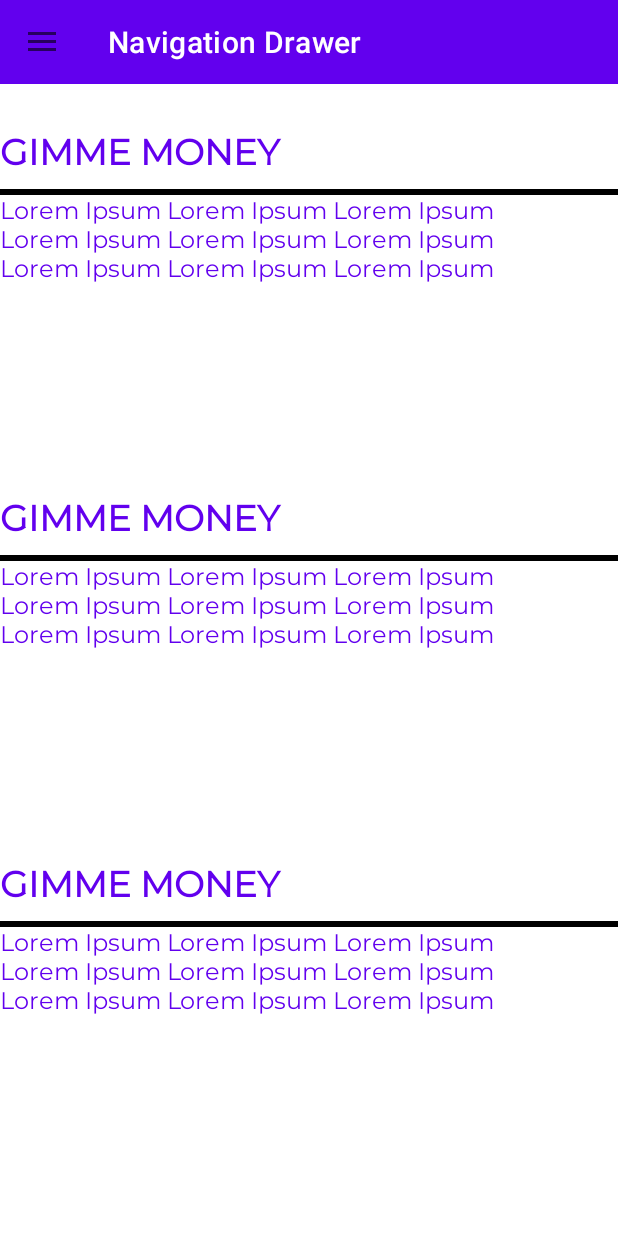
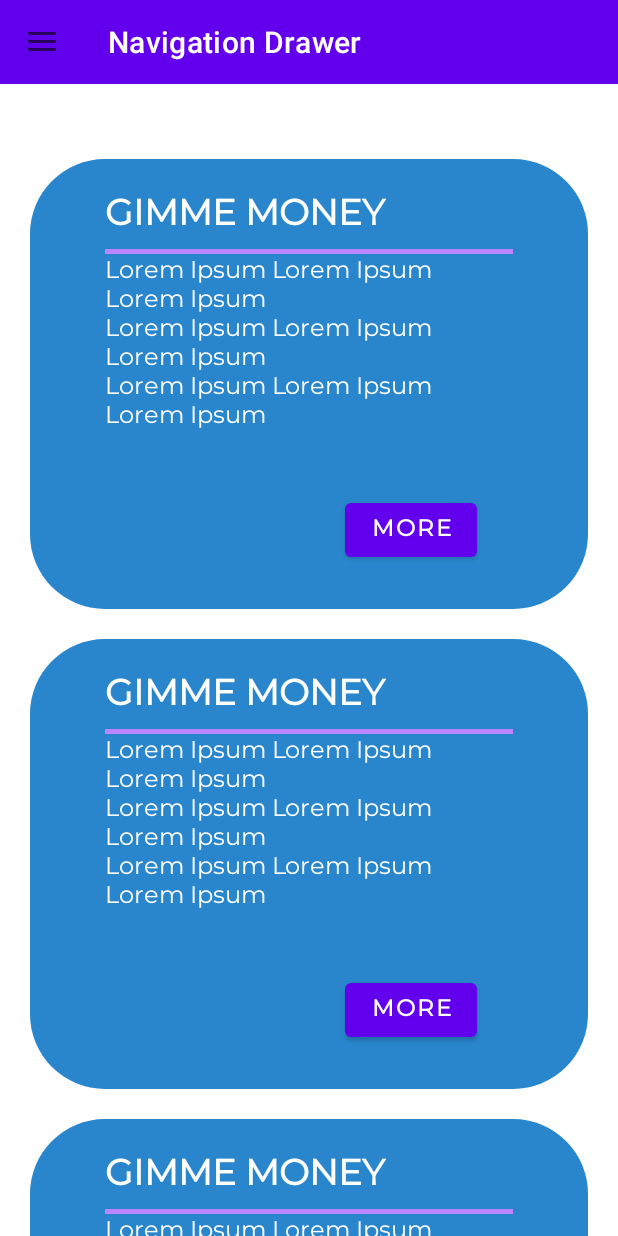
Before and after one commit to Yuhao-1999/Investment-Management, an Android app: the fragment InvestmentFragment placed in its activity, on a phone screen of 412 x 824 dp. Run offline under Robolectric (Android 15) with nearby library versions, the phone set to English and light mode, and no system bars.

Commit message:
Layout for transactions and styling

```diff
--- /dev/null
+++ b/app/src/main/java/com/example/investmentmanagement/DAO/InvestmentDAO.java
@@ -0,0 +1,5 @@
+package com.example.investmentmanagement.DAO;
+
+public class InvestmentDAO {
+
+}
--- a/app/src/main/java/com/example/investmentmanagement/InvestmentFragment.java
+++ b/app/src/main/java/com/example/investmentmanagement/InvestmentFragment.java
@@ -10,8 +10,9 @@ import android.view.LayoutInflater;
 import android.view.View;
 import android.view.ViewGroup;
 
+
 import com.example.investmentmanagement.Models.Investment;
-import com.example.investmentmanagement.Views.InvestmentAdapter;
+import com.example.investmentmanagement.ViewModels.InvestmentAdapter;
 
 import java.util.ArrayList;
 import java.util.List;
@@ -23,6 +24,7 @@ import java.util.List;
  */
 public class InvestmentFragment extends Fragment {
     RecyclerView rv;
+
     // TODO: Rename parameter arguments, choose names that match
     // the fragment initialization parameters, e.g. ARG_ITEM_NUMBER
     private static final String ARG_PARAM1 = "param1";
@@ -70,7 +72,6 @@ public class InvestmentFragment extends Fragment {
         // Inflate the layout for this fragment
 
         View view=inflater.inflate(R.layout.fragment_investment, container, false);
-
         rv = view.findViewById(R.id.rv);
         rv.setLayoutManager(new LinearLayoutManager(view.getContext()));
         rv.hasFixedSize();
@@ -102,6 +103,7 @@ public class InvestmentFragment extends Fragment {
 
         InvestmentAdapter adapter = new InvestmentAdapter(investmentList);
         rv.setAdapter(adapter);
+
         return view;
     }
 }
--- a/app/src/main/java/com/example/investmentmanagement/Views/MainPage.java
+++ b/app/src/main/java/com/example/investmentmanagement/Views/MainPage.java
@@ -14,6 +14,7 @@ import android.view.MenuItem;
 import com.example.investmentmanagement.GuideFragment;
 import com.example.investmentmanagement.InvestmentFragment;
 import com.example.investmentmanagement.R;
+import com.example.investmentmanagement.SettingsFragment;
 import com.example.investmentmanagement.TransactionsFragment;
 import com.google.android.material.navigation.NavigationView;
 
--- a/app/src/main/java/com/example/investmentmanagement/investment_item.java
+++ b/app/src/main/java/com/example/investmentmanagement/investment_item.java
@@ -4,11 +4,12 @@ import androidx.appcompat.app.AppCompatActivity;
 
 import android.os.Bundle;
 
+
 public class investment_item extends AppCompatActivity {
-
     @Override
     protected void onCreate(Bundle savedInstanceState) {
         super.onCreate(savedInstanceState);
         setContentView(R.layout.investment_item);
+
     }
 }
--- /dev/null
+++ b/app/src/main/res/drawable/layout_bg.xml
@@ -0,0 +1,8 @@
+<?xml version="1.0" encoding="UTF-8"?>
+<shape xmlns:android="http://schemas.android.com/apk/res/android"
+    android:id="@+id/listview_background_shape">
+    <corners android:radius="50dp" />
+    <solid
+        android:color="@color/blue"
+        />
+</shape>
--- a/app/src/main/res/layout/investment_item.xml
+++ b/app/src/main/res/layout/investment_item.xml
@@ -1,40 +1,60 @@
 <?xml version="1.0" encoding="utf-8"?>
+<RelativeLayout xmlns:android="http://schemas.android.com/apk/res/android"
+    xmlns:app="http://schemas.android.com/apk/res-auto"
+    xmlns:tools="http://schemas.android.com/tools"
+    android:id="@+id/rv_item"
+    android:layout_width="match_parent"
+    android:layout_height="300dp"
+    android:background="@drawable/layout_bg"
+    android:layout_marginTop="20dp"
+    android:layout_marginLeft="20dp"
+    android:layout_marginRight="20dp"
+    >
 
-
-<LinearLayout xmlns:android="http://schemas.android.com/apk/res/android"
+    <LinearLayout
         android:layout_width="match_parent"
-    android:layout_height="wrap_content"
+        android:layout_height="match_parent"
         android:orientation="vertical"
-    >
+        android:paddingLeft="50dp"
+        android:paddingTop="20dp"
+        android:paddingRight="50dp">
 
         <TextView
             android:id="@+id/title"
             android:layout_width="match_parent"
             android:layout_height="40dp"
-        android:background="@color/white"
             android:fontFamily="@font/montserrat"
             android:text="Some text"
             android:textAlignment="viewStart"
-        android:textColor="@color/purple_500"
+            android:textColor="@color/white"
             android:textSize="24sp"
             android:textStyle="bold" />
 
         <View
             android:id="@+id/divider"
             android:layout_width="match_parent"
-        android:layout_height="4dp"
-        android:background="@color/black" />
+            android:layout_height="3dp"
+            android:background="@color/purple_200" />
 
         <TextView
             android:id="@+id/description"
             android:layout_width="match_parent"
-        android:layout_height="200dp"
-        android:background="@color/white"
+            android:layout_height="160dp"
             android:fontFamily="@font/montserrat"
             android:text="Some text"
             android:textAlignment="viewStart"
-        android:textColor="@color/purple_500"
+            android:textColor="@color/white"
             android:textSize="16sp" />
 
+        <Button
+            android:layout_width="wrap_content"
+            android:layout_height="wrap_content"
+            android:layout_marginLeft="160dp"
+            android:fontFamily="@font/montserrat"
+            android:text="More"
+            android:textSize="15sp"
+            android:textStyle="bold"
+            tools:cornerRadius="20dp" />
+    </LinearLayout>
 
-</LinearLayout>
+</RelativeLayout>
```
Also changed, not shown: app/src/main/java/com/example/investmentmanagement/ViewModels/InvestmentAdapter.java (renamed from app/src/main/java/com/example/investmentmanagement/Views/InvestmentAdapter.java, +8 -1 lines), app/src/main/java/com/example/investmentmanagement/ViewModels/InvestmentVM.java (added, +8 -0 lines), app/src/main/java/com/example/investmentmanagement/investment_details.java (added, +51 -0 lines), app/src/main/res/layout/fragment_transactions.xml (+11 -11 lines), app/src/main/res/layout/investment_details.xml (added, +115 -0 lines), app/src/main/res/values/strings.xml (+20 -0 lines). Lines whose indentation alone changed are shown as unchanged.
